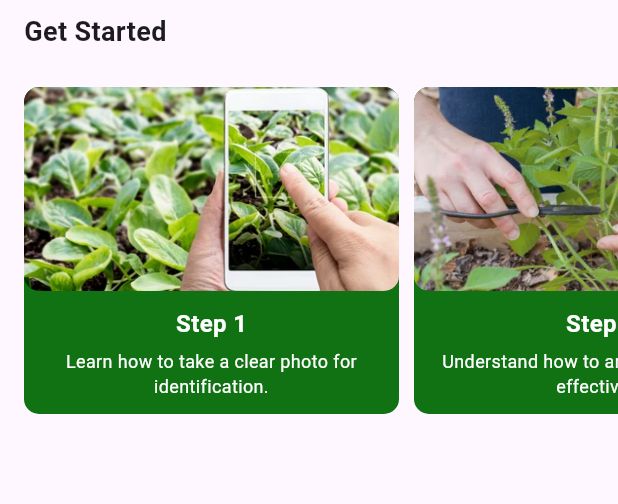
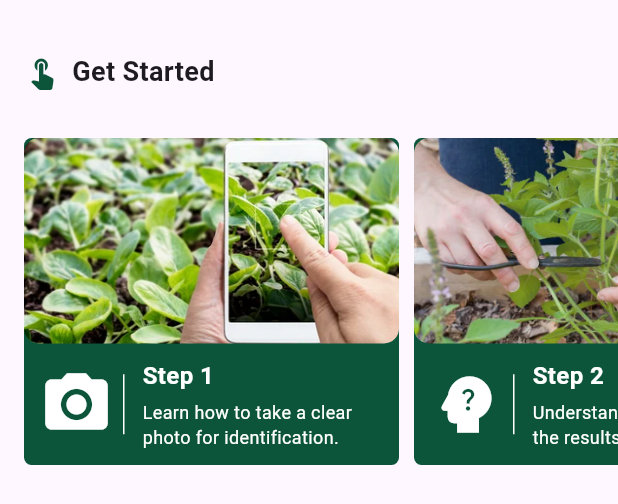
Before and after one commit to KeilizonDeiv/Capstone, a Flutter app: the GetStartedSteps widget shown alone on an empty page, opened directly, on a phone screen of 412 x 824 dp. Shown: the top 504 px of the screen. Run offline on Flutter 3.47's test engine with Material 3 defaults, Android fonts, the phone set to English and light mode, and no system bars; our stand-ins replace camera, flutter_local_notifications, go_router, image_picker, introduction_screen, lottie and 2 more; accounts and stored records are empty; network calls fail; Roboto replaces fonts that are missing (Poppins).

Commit message:
Made changes to the Home Page | Will make revisions soon

```diff
--- a/herbaplant/lib/presentation/screens/home/widgets/get_started_steps.dart
+++ b/herbaplant/lib/presentation/screens/home/widgets/get_started_steps.dart
@@ -6,24 +6,33 @@ class GetStartedSteps extends StatelessWidget {
 
   @override
   Widget build(BuildContext context) {
-    List<String> descriptions = [
-      'Learn how to take a clear photo for identification.',
-      'Understand how to analyze the results effectively.',
-      'Discover additional information about herbs.',
-      'Save your identification history for future reference.',
-      'Explore expert tips on herbal plant usage.',
-    ];
+    String step1 = 'Learn how to take a clear photo for identification.';
+    String step2 = 'Understand how to analyze the results effectively.';
+    String step3 = 'Discover additional information about herbs.';
+    String step4 = 'Save your identification history for future reference.';
+    String step5 = 'Explore expert tips on herbal plant usage.';
 
     return Column(
       crossAxisAlignment: CrossAxisAlignment.start,
       children: [
+        const SizedBox(height: 20),
         const Padding(
-          padding: EdgeInsets.symmetric(horizontal: 16.0, vertical: 8.0),
-          child: Text(
-            'Get Started',
-            style: TextStyle(fontSize: 18, fontWeight: FontWeight.bold),
+          padding: EdgeInsets.symmetric(horizontal: 16.0, vertical: 15.0),
+          child: Row(
+            children: [
+              Icon(Icons.touch_app, color: Color(0xFF0C553B)),
+              SizedBox(width: 8),
+              Text(
+                'Get Started',
+                style: TextStyle(
+                  fontSize: 18,
+                  fontWeight: FontWeight.bold,
+                ),
+              ),
+            ],
           ),
         ),
+
         SizedBox(
           height: 250,
           child: ListView.builder(
@@ -31,14 +40,40 @@ class GetStartedSteps extends StatelessWidget {
             padding: const EdgeInsets.all(16.0),
             itemCount: 5,
             itemBuilder: (context, index) {
+              String description = '';
+              IconData icon = Icons.check_circle;
+
+              switch (index) {
+                case 0:
+                  description = step1;
+                  icon = Icons.photo_camera;
+                  break;
+                case 1:
+                  description = step2;
+                  icon = Icons.psychology_alt;
+                  break;
+                case 2:
+                  description = step3;
+                  icon = Icons.search;
+                  break;
+                case 3:
+                  description = step4;
+                  icon = Icons.history;
+                  break;
+                case 4:
+                  description = step5;
+                  icon = Icons.explore;
+                  break;
+              }
+
               return GestureDetector(
                 onTap: () {},
                 child: Container(
                   width: 250,
                   margin: const EdgeInsets.only(right: 10),
                   decoration: BoxDecoration(
-                    color: AppColors.maingreen,
-                    borderRadius: BorderRadius.circular(10),
+                    color: const Color(0xFF0C553B),
+                    borderRadius: BorderRadius.circular(5),
                   ),
                   child: Column(
                     crossAxisAlignment: CrossAxisAlignment.center,
@@ -54,21 +89,48 @@ class GetStartedSteps extends StatelessWidget {
                         ),
                       ),
                       const SizedBox(height: 10),
-                      Text(
-                        'Step ${index + 1}',
-                        style: const TextStyle(
-                            color: Color.fromARGB(255, 255, 255, 255),
-                            fontSize: 16,
-                            fontWeight: FontWeight.bold),
-                      ),
-                      const SizedBox(height: 5),
                       Padding(
-                        padding: const EdgeInsets.symmetric(horizontal: 8.0),
-                        child: Text(
-                          descriptions[index],
-                          textAlign: TextAlign.center,
-                          style:
-                              const TextStyle(color: Color.fromARGB(255, 255, 255, 255), fontSize: 12),
+                        padding: const EdgeInsets.symmetric(horizontal: 10.0),
+                        child: Row(
+                          mainAxisAlignment: MainAxisAlignment.center,
+                          crossAxisAlignment: CrossAxisAlignment.center,
+                          children: [
+                            Icon(icon, color: Colors.white, size: 50),
+                            const SizedBox(width: 6),
+                            Container(
+                              width: 1,
+                              height: 40,
+                              color: Colors.white,
+                            ),
+                            const SizedBox(width: 6),
+                            Expanded(
+                              child: Padding(
+                                padding: const EdgeInsets.only(
+                                    left: 6.0),
+                                child: Column(
+                                  crossAxisAlignment: CrossAxisAlignment.start,
+                                  children: [
+                                    Text(
+                                      'Step ${index + 1}',
+                                      style: const TextStyle(
+                                        color: Colors.white,
+                                        fontSize: 16,
+                                        fontWeight: FontWeight.bold,
+                                      ),
+                                    ),
+                                    const SizedBox(height: 4),
+                                    Text(
+                                      description,
+                                      style: const TextStyle(
+                                        color: Colors.white,
+                                        fontSize: 12,
+                                      ),
+                                    ),
+                                  ],
+                                ),
+                              ),
+                            ),
+                          ],
                         ),
                       ),
                       const SizedBox(height: 10),
```
Also changed, not shown: herbaplant/lib/presentation/screens/home/home_screen.dart (+22 -7 lines), herbaplant/lib/presentation/screens/main/main_navigation.dart (+42 -32 lines).
